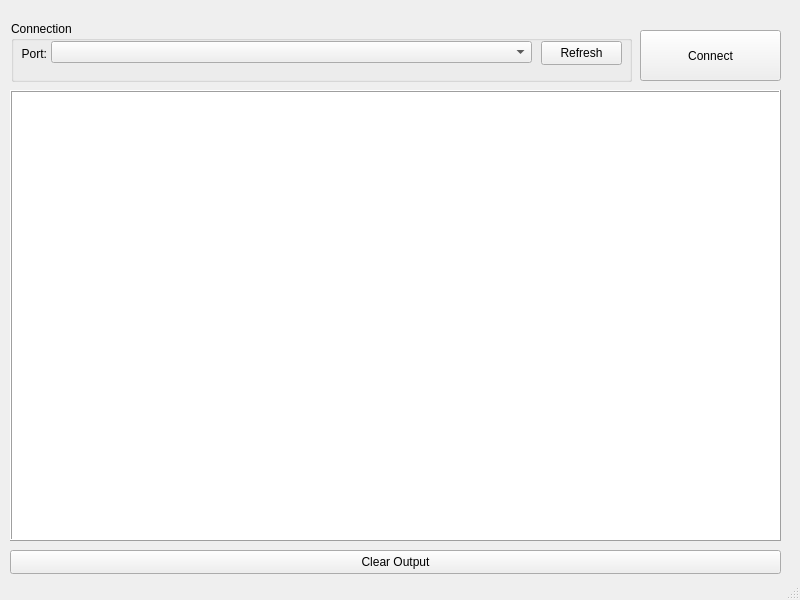
The window that MainForm.ui (IggyZomboid/serial_monitor_for_pico) describes before a commit, drawn with Qt 5.
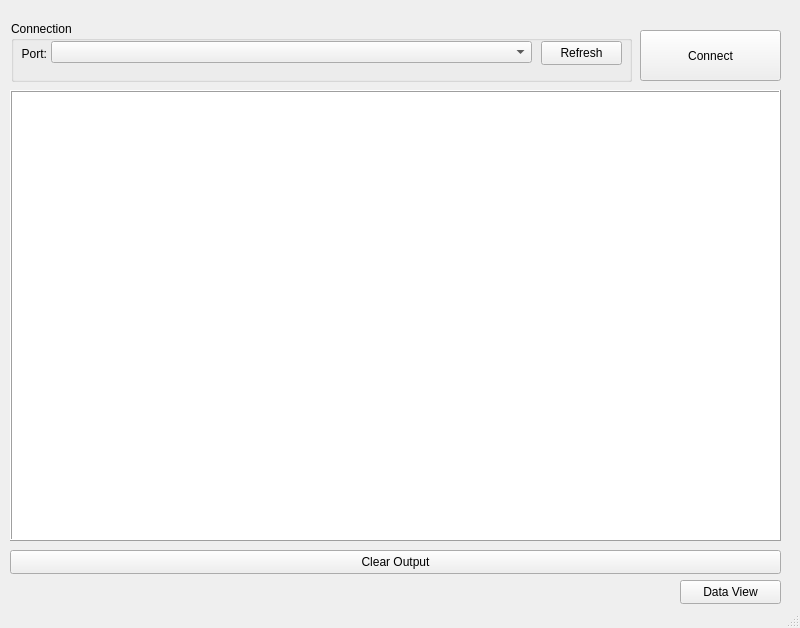
The same window after the commit.

Commit message: started adding the main data view window

```diff
--- a/MainForm.ui
+++ b/MainForm.ui
@@ -8,7 +8,7 @@
     <x>0</x>
     <y>0</y>
     <width>800</width>
-    <height>600</height>
+    <height>628</height>
    </rect>
   </property>
   <property name="windowTitle">
@@ -142,6 +142,19 @@
      <string>Clear Output</string>
     </property>
    </widget>
+   <widget class="QPushButton" name="data_view_button">
+    <property name="geometry">
+     <rect>
+      <x>680</x>
+      <y>580</y>
+      <width>101</width>
+      <height>24</height>
+     </rect>
+    </property>
+    <property name="text">
+     <string>Data View</string>
+    </property>
+   </widget>
   </widget>
   <widget class="QStatusBar" name="statusbar"/>
  </widget>
```
Left out of the diff: 3 changed lines with no effect on the pictures. The commit also changes 2 other files.
